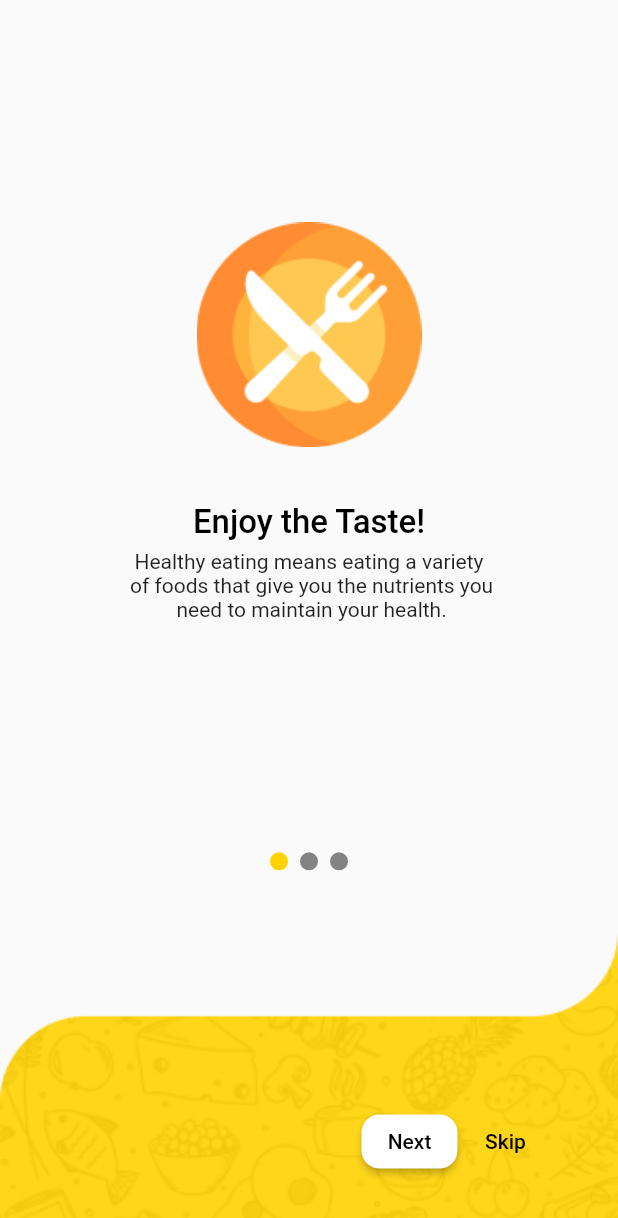
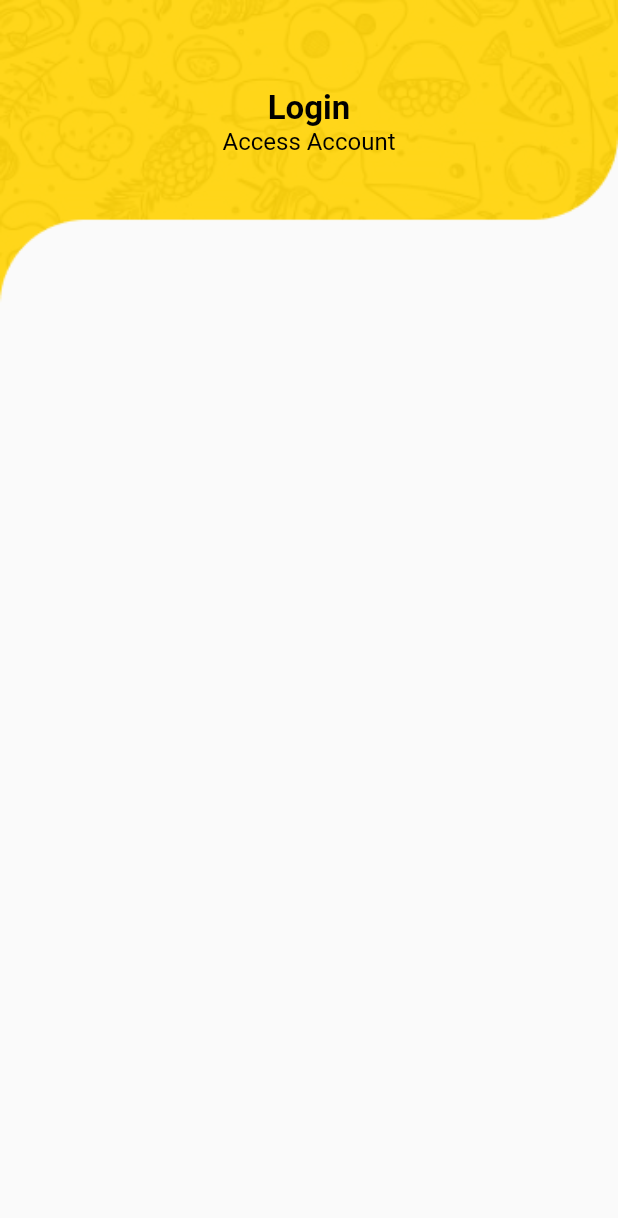
Before and after one commit to nadeeshapathiraja/food_app_class_word, a Flutter app: the screen it shows after launch, after a tap on "Skip", on a phone screen of 412 x 824 dp. Shown: the top 1218 px of the screen. Run offline on Flutter 3.47's test engine with Material 2 defaults, Android fonts, the phone set to English and light mode, and no system bars; drawn by our look-alikes of carousel_slider; our stand-ins replace animate_do.

Commit message:
Login screen Start

```diff
--- a/lib/screens/login_screen/login_screen.dart
+++ b/lib/screens/login_screen/login_screen.dart
@@ -0,0 +1,66 @@
+// ignore_for_file: avoid_unnecessary_containers
+
+import 'package:flutter/material.dart';
+import 'package:food_app/utils/constants.dart';
+import 'package:food_app/utils/app_colors.dart';
+
+class LogInScreen extends StatefulWidget {
+  const LogInScreen({Key? key}) : super(key: key);
+
+  @override
+  _LogInScreenState createState() => _LogInScreenState();
+}
+
+class _LogInScreenState extends State<LogInScreen> {
+  @override
+  Widget build(BuildContext context) {
+    final size = MediaQuery.of(context).size;
+    return Scaffold(
+      body: Container(
+        child: Column(
+          // ignore: prefer_const_literals_to_create_immutables
+          children: [
+            Stack(
+              children: [
+                RotatedBox(
+                  quarterTurns: 2,
+                  child: Image.asset(
+                    Constants.imageAssets('bottom.png'),
+                    width: size.width,
+                    fit: BoxFit.fitWidth,
+                  ),
+                ),
+                Container(
+                  alignment: Alignment.center,
+                  child: Column(
+                    crossAxisAlignment: CrossAxisAlignment.center,
+                    // ignore: prefer_const_literals_to_create_immutables
+                    children: [
+                      const SizedBox(height: 59.0),
+                      const Text(
+                        "Login",
+                        style: TextStyle(
+                          color: fontColor,
+                          fontWeight: FontWeight.w600,
+                          fontSize: 22.0,
+                        ),
+                      ),
+                      const Text(
+                        "Access Account",
+                        style: TextStyle(
+                          color: fontColor,
+                          fontWeight: FontWeight.w400,
+                          fontSize: 16.0,
+                        ),
+                      ),
+                    ],
+                  ),
+                ),
+              ],
+            )
+          ],
+        ),
+      ),
+    );
+  }
+}
--- a/lib/screens/splash_screen/getting_started.dart
+++ b/lib/screens/splash_screen/getting_started.dart
@@ -1,6 +1,7 @@
 // ignore_for_file: avoid_unnecessary_containers, sized_box_for_whitespace
 
 import 'package:flutter/material.dart';
+import 'package:food_app/screens/login_screen/login_screen.dart';
 import 'package:food_app/utils/app_colors.dart';
 import 'package:food_app/utils/constants.dart';
 import 'package:carousel_slider/carousel_slider.dart';
@@ -182,7 +183,14 @@ class BottomSection extends StatelessWidget {
                   ),
                 ),
                 TextButton(
-                  onPressed: () {},
+                  onPressed: () {
+                    Navigator.push(
+                      context,
+                      MaterialPageRoute(
+                        builder: (context) => LogInScreen(),
+                      ),
+                    );
+                  },
                   child: const Text(
                     "Skip",
                     style: TextStyle(
```
